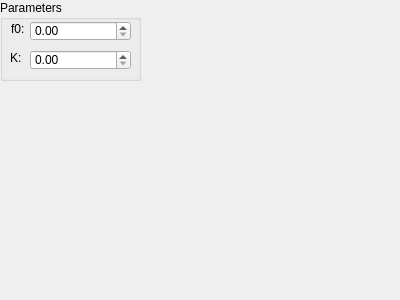
Qt form l674_lock_ui/widgets/xpass_settings.ui (OxfordIonTrapGroup/stabilizer-ui) before a commit.
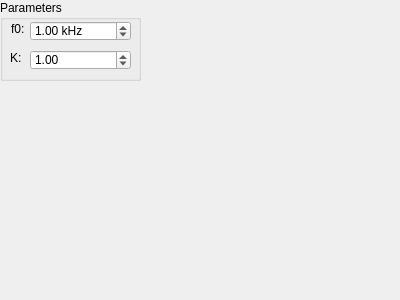
The same form after that commit.

Commit message: Added transfer function viewer. Fixed some min/max values of the double spin boxes to ensure a valid filter.

Patch:
```diff
--- a/l674_lock_ui/widgets/xpass_settings.ui
+++ b/l674_lock_ui/widgets/xpass_settings.ui
@@ -46,8 +46,20 @@
       <height>20</height>
      </rect>
     </property>
+    <property name="keyboardTracking">
+     <bool>false</bool>
+    </property>
+    <property name="suffix">
+     <string> kHz</string>
+    </property>
     <property name="maximum">
-     <double>100000.000000000000000</double>
+     <double>1000.000000000000000</double>
+    </property>
+    <property name="stepType">
+     <enum>QAbstractSpinBox::DefaultStepType</enum>
+    </property>
+    <property name="value">
+     <double>1.000000000000000</double>
     </property>
    </widget>
    <widget class="QLabel" name="label_5">
@@ -85,8 +97,17 @@
       <height>20</height>
      </rect>
     </property>
+    <property name="keyboardTracking">
+     <bool>false</bool>
+    </property>
+    <property name="minimum">
+     <double>0.010000000000000</double>
+    </property>
     <property name="maximum">
-     <double>100000.000000000000000</double>
+     <double>100.000000000000000</double>
+    </property>
+    <property name="value">
+     <double>1.000000000000000</double>
     </property>
    </widget>
   </widget>
```
The commit also changes 6 other files.
